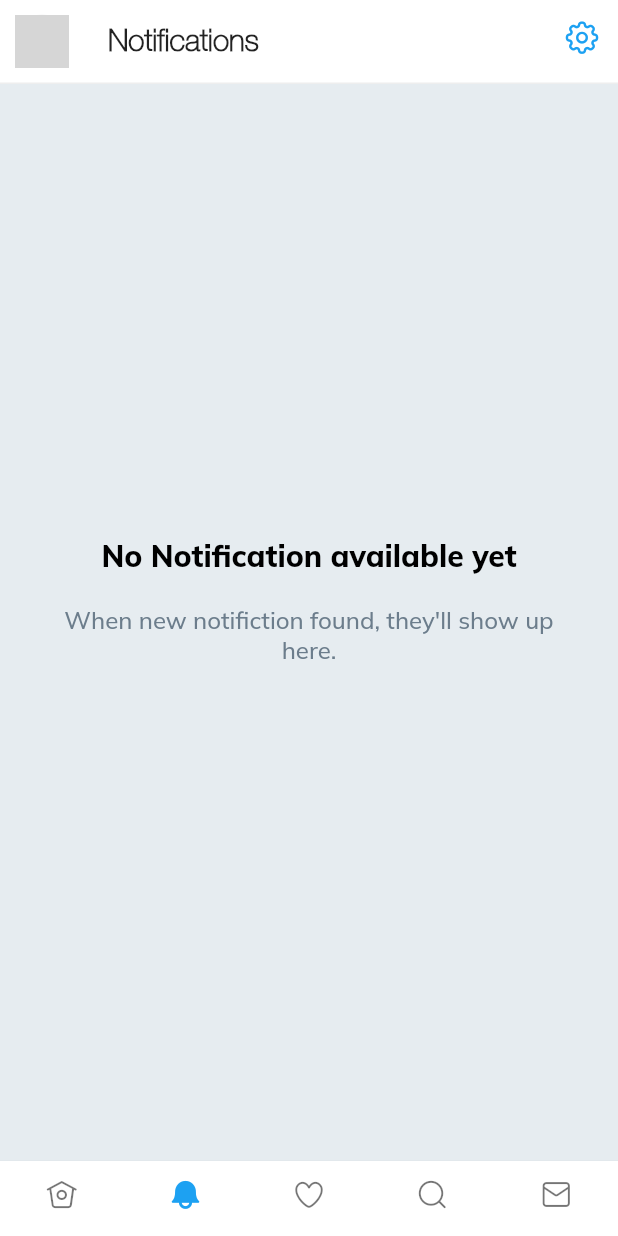
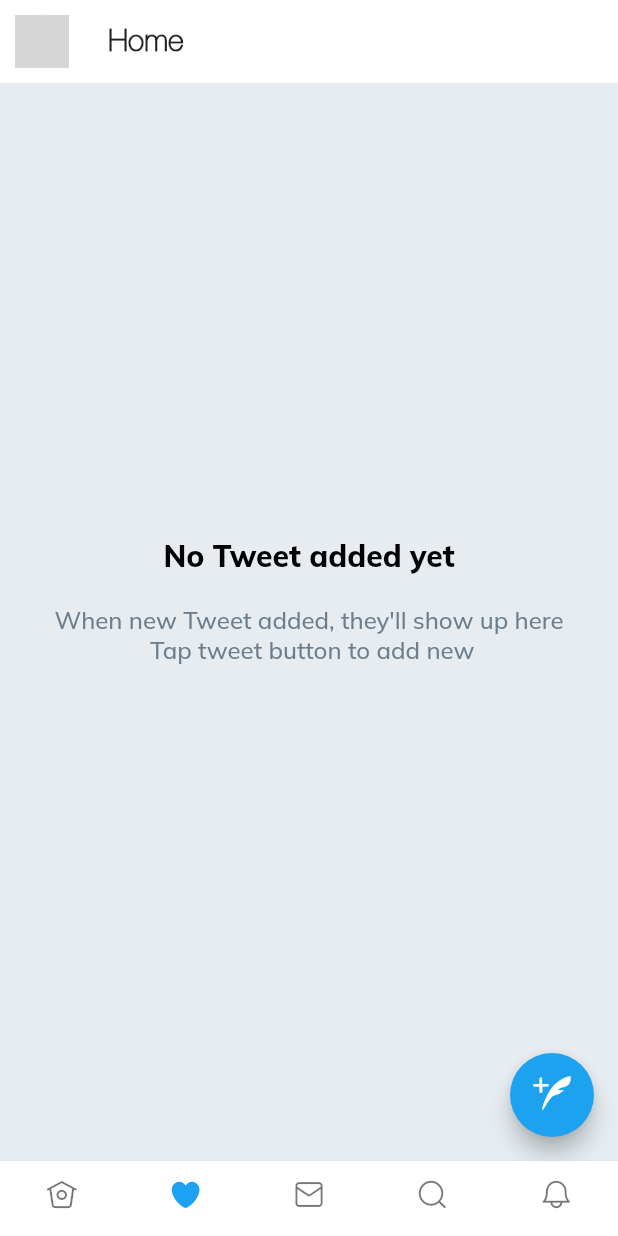
Before and after one commit to peteryxu/TigersTogetherTweet, a Flutter app: the HomePage screen opened directly, item 2 of the bottom bar chosen, on a phone screen of 412 x 824 dp. Run offline on Flutter 3.47's test engine with Material 2 defaults, Android fonts, the phone set to English and light mode, and no system bars; our stand-ins replace cached_network_image, firebase_analytics, firebase_auth, firebase_database, firebase_messaging, firebase_remote_config and 7 more; accounts and stored records are empty; network calls fail; grey boxes are pictures that could not be loaded.

Commit message:
1010d-rearrangeBottomBar

```diff
--- a/lib/page/homePage.dart
+++ b/lib/page/homePage.dart
@@ -68,9 +68,11 @@ class _HomePageState extends State<HomePage> {
     final chatState = Provider.of<ChatState>(context, listen: false);
     final state = Provider.of<AuthState>(context, listen: false);
     chatState.databaseInit(state.userId, state.userId);
+
     /// It will update fcm token in database
     /// fcm token is required to send firebase notification
     state.updateFCMToken();
+
     /// It get fcm server key
     /// Server key is required to configure firebase notification
     /// Without fcm server notification can not be sent
@@ -126,32 +128,43 @@ class _HomePageState extends State<HomePage> {
 
   Widget _getPage(int index) {
     switch (index) {
+      //for Proconian news
       case 0:
         return HomeTab(
           scaffoldKey: _scaffoldKey,
         );
         break;
+
+      // for followed people and tweets
       case 1:
-        return NotificationPage(scaffoldKey: _scaffoldKey);
-        break;
-      /* case 2:
         return FeedPage(
           scaffoldKey: _scaffoldKey,
           refreshIndicatorKey: refreshIndicatorKey,
         );
-        break; */
+        break;
+
+      // for direct messages
       case 2:
+        return ChatListPage(scaffoldKey: _scaffoldKey);
+        break;
+
+      // for search peoples
+      case 3:
+        return SearchPage(scaffoldKey: _scaffoldKey);
+
+        break;
+
+      //for COVID
+      case 4:
         return CovidPage(
           scaffoldKey: _scaffoldKey,
         );
         break;
-      case 3:
-        return SearchPage(scaffoldKey: _scaffoldKey);
-        break;
 
-      case 4:
-        return ChatListPage(scaffoldKey: _scaffoldKey);
-        break;
+      /*case 5:
+        return NotificationPage(scaffoldKey: _scaffoldKey);
+        break;  */
+
       default:
         return HomeTab(scaffoldKey: _scaffoldKey);
         break;
--- a/lib/widgets/bottomMenuBar/bottomMenuBar.dart
+++ b/lib/widgets/bottomMenuBar/bottomMenuBar.dart
@@ -35,12 +35,18 @@ class _BottomMenubarState extends State<BottomMenubar>{
                 mainAxisSize: MainAxisSize.max,
                 crossAxisAlignment: CrossAxisAlignment.center,
                 children: <Widget>[
+
+                  //use this for proconian
                   _icon(null,0,icon:0 == state.pageIndex ? AppIcon.homeFill : AppIcon.home,isCustomIcon:true),
-                  _icon(null,1,icon: 1 == state.pageIndex ? AppIcon.notificationFill : AppIcon.notification,isCustomIcon:true),
-                  _icon(null,2,icon:2 == state.pageIndex ? AppIcon.heartFill : AppIcon.heartEmpty,isCustomIcon:true),
+
+                  // use those 3 for comumications:  followed tweets, direct message, search people
+                  _icon(null,1,icon:1 == state.pageIndex ? AppIcon.heartFill : AppIcon.heartEmpty,isCustomIcon:true),
+                  _icon(null,2,icon:2 == state.pageIndex ? AppIcon.messageFill :AppIcon.messageEmpty,isCustomIcon:true),
                   _icon(null,3,icon:3 == state.pageIndex ? AppIcon.searchFill : AppIcon.search,isCustomIcon:true),
 
-                  _icon(null,4,icon:4 == state.pageIndex ? AppIcon.messageFill :AppIcon.messageEmpty,isCustomIcon:true),
+                  //use this for COVID??
+                  _icon(null,4,icon:4 == state.pageIndex ? AppIcon.notificationFill : AppIcon.notification,isCustomIcon:true),
+
                 ],
               ),
     );
```
